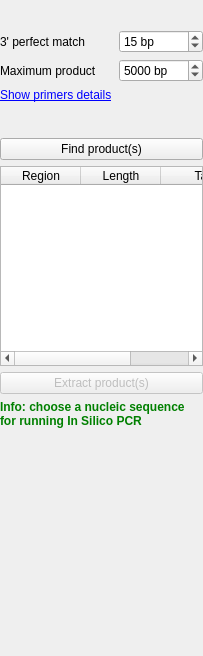
Above: src/plugins/pcr/src/ui/InSilicoPcrOptionPanelWidget.ui from violethaze74/ugene before the change. Below: the same form after it.
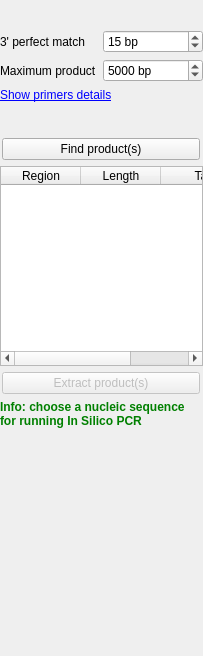
That is the form after the change. Custom widgets are drawn as their Qt base class.

Commit message: UGENE-1678: other sequence view widgets resize

The edit to the form file:
```diff
--- a/src/plugins/pcr/src/ui/InSilicoPcrOptionPanelWidget.ui
+++ b/src/plugins/pcr/src/ui/InSilicoPcrOptionPanelWidget.ui
@@ -65,6 +65,12 @@
          </item>
          <item row="0" column="1">
           <widget class="QSpinBox" name="perfectSpinBox">
+           <property name="sizePolicy">
+            <sizepolicy hsizetype="Expanding" vsizetype="Fixed">
+             <horstretch>0</horstretch>
+             <verstretch>0</verstretch>
+            </sizepolicy>
+           </property>
            <property name="suffix">
             <string> bp</string>
            </property>
@@ -89,7 +95,7 @@
          <item row="1" column="1">
           <widget class="QSpinBox" name="productSizeSpinBox">
            <property name="sizePolicy">
-            <sizepolicy hsizetype="Maximum" vsizetype="Fixed">
+            <sizepolicy hsizetype="Expanding" vsizetype="Fixed">
              <horstretch>0</horstretch>
              <verstretch>0</verstretch>
             </sizepolicy>
@@ -158,8 +164,26 @@
         </property>
        </spacer>
       </item>
-      <item>
+      <item alignment="Qt::AlignHCenter">
        <widget class="QPushButton" name="findProductButton">
+        <property name="sizePolicy">
+         <sizepolicy hsizetype="Fixed" vsizetype="Fixed">
+          <horstretch>0</horstretch>
+          <verstretch>0</verstretch>
+         </sizepolicy>
+        </property>
+        <property name="minimumSize">
+         <size>
+          <width>198</width>
+          <height>0</height>
+         </size>
+        </property>
+        <property name="maximumSize">
+         <size>
+          <width>198</width>
+          <height>16777215</height>
+         </size>
+        </property>
         <property name="text">
          <string>Find product(s)</string>
         </property>
@@ -262,11 +286,29 @@
         </column>
        </widget>
       </item>
-      <item>
+      <item alignment="Qt::AlignHCenter">
        <widget class="QPushButton" name="extractProductButton">
         <property name="enabled">
          <bool>false</bool>
         </property>
+        <property name="sizePolicy">
+         <sizepolicy hsizetype="Fixed" vsizetype="Fixed">
+          <horstretch>0</horstretch>
+          <verstretch>0</verstretch>
+         </sizepolicy>
+        </property>
+        <property name="minimumSize">
+         <size>
+          <width>198</width>
+          <height>0</height>
+         </size>
+        </property>
+        <property name="maximumSize">
+         <size>
+          <width>198</width>
+          <height>16777215</height>
+         </size>
+        </property>
         <property name="text">
          <string>Extract product(s)</string>
         </property>
```
The commit also changes 4 other files.
